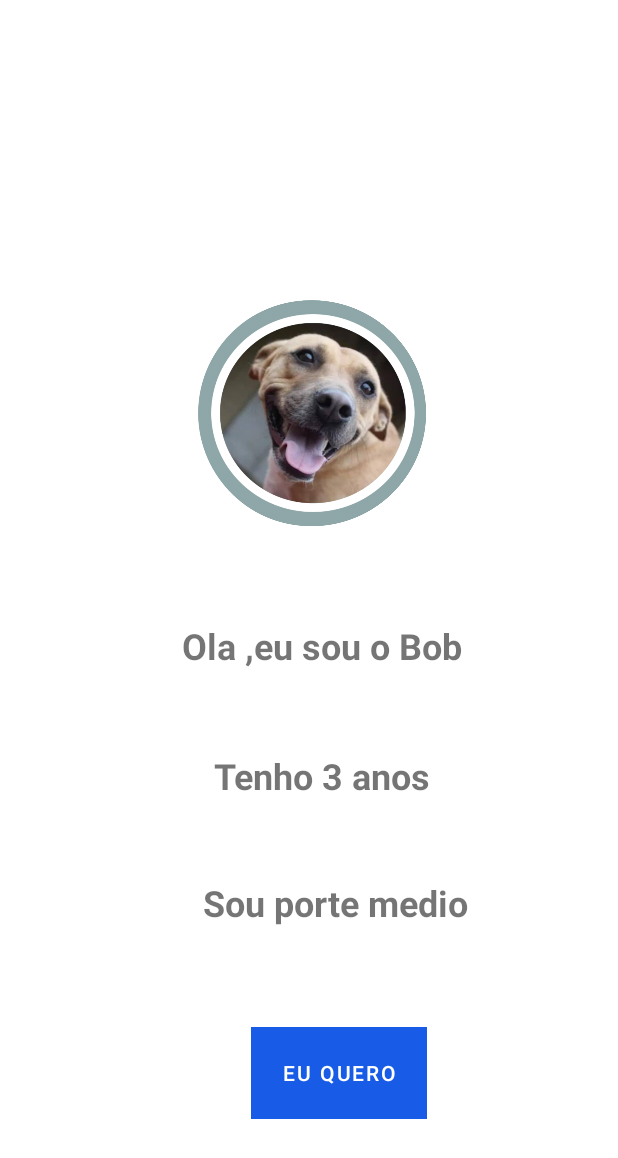
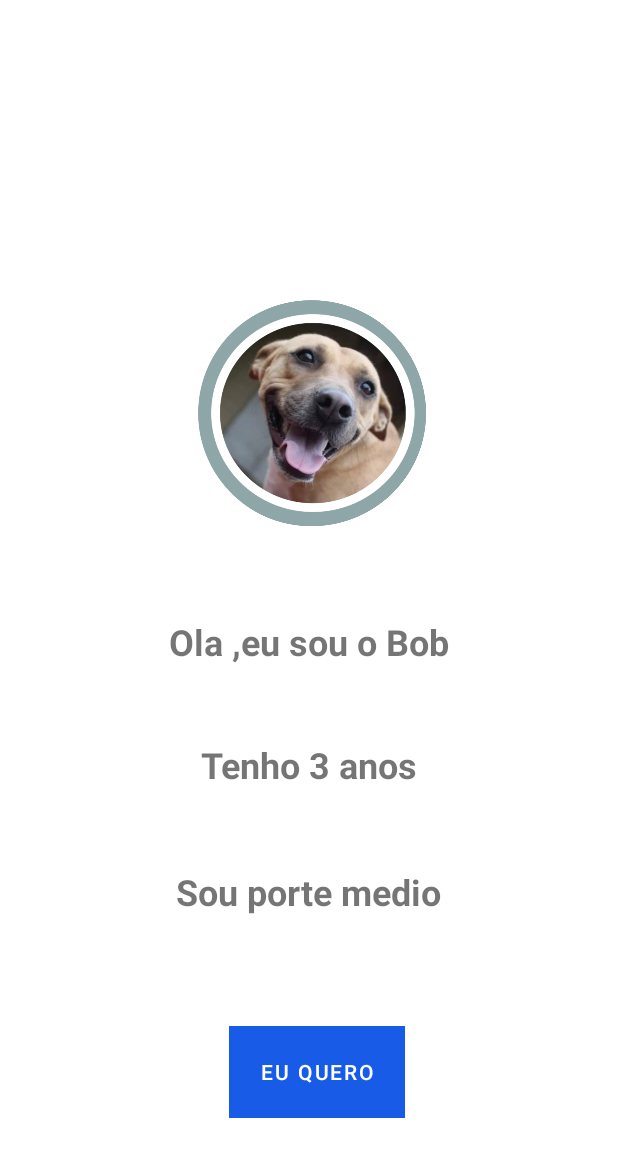
Before and after one commit to douglascas/android, an Android app: the layout activity_detail.xml on its own in the app's theme, with its tools: preview values and no code run, on a phone screen of 412 x 824 dp. Shown: the top 1158 px of the screen. Run offline under Robolectric (Android 15) with nearby library versions, the phone set to English and light mode, and no system bars.

Commit message:
Finalização das funcionalidades basicas dos Dogs

```diff
--- a/app/src/main/java/com/tinderdog/controllers/api/IDogController.java
+++ b/app/src/main/java/com/tinderdog/controllers/api/IDogController.java
@@ -4,11 +4,8 @@ import com.tinderdog.models.Dog;
 import com.tinderdog.models.usuario.Pessoa;
 import com.tinderdog.repository.exception.dog.DogNotFoundException;
 import com.tinderdog.repository.exception.dog.DogNotHaveOwnerException;
-import com.tinderdog.repository.exception.dog.InsertDogException;
 import com.tinderdog.repository.exception.dog.UpdateDogException;
-import com.tinderdog.repository.exception.pessoa.InsertPessoaException;
 import com.tinderdog.repository.exception.pessoa.PessoaNotFoundException;
-import com.tinderdog.repository.exception.pessoa.UpdatePessoaException;
 
 import java.util.List;
 import java.util.function.Consumer;
@@ -24,4 +21,6 @@ public interface IDogController {
     void insertDog(Dog dog, Runnable success, Consumer<Integer> error);
     void deleteDog(Dog dog) throws DogNotFoundException;
     void deleteDogById(int dog) throws DogNotFoundException,PessoaNotFoundException;
+
+    boolean dogExists(int id);
 }
--- a/app/src/main/java/com/tinderdog/repository/api/IDogRepository.java
+++ b/app/src/main/java/com/tinderdog/repository/api/IDogRepository.java
@@ -19,7 +19,6 @@ public interface IDogRepository {
     List<Dog> searchForAgeRange(double ageI, double ageE);
     List<Dog> searchForCity(String cityName);
     List<Dog> searchForState(String state);
-
     List<Dog> searchForOwner(int ownerId);
 
     Dog getBy (Pessoa dono);
@@ -29,4 +28,6 @@ public interface IDogRepository {
     void insert(Dog dog) throws InsertDogException, DogNotHaveOwnerException;
     void delete(Dog dog) throws DogNotFoundException;
     void deleteById(int id) throws DogNotFoundException;
+
+    boolean dogExists(int id);
 }
--- a/app/src/main/java/com/tinderdog/repository/api/ILoginReposiitory.java
+++ b/app/src/main/java/com/tinderdog/repository/api/ILoginReposiitory.java
@@ -5,5 +5,7 @@ import com.tinderdog.models.usuario.Pessoa;
 public interface ILoginReposiitory {
     boolean isLogged();
     void setLoggedUser(Pessoa pessoa);
+
+    void logout();
     Pessoa getCurrentUser();
 }
--- a/app/src/main/java/com/tinderdog/repository/impl/runtime/LoginRepository.java
+++ b/app/src/main/java/com/tinderdog/repository/impl/runtime/LoginRepository.java
@@ -17,6 +17,11 @@ public class LoginRepository implements ILoginReposiitory {
     }
 
     @Override
+    public void logout() {
+        currentUser = null;
+    }
+
+    @Override
     public Pessoa getCurrentUser() {
         return currentUser;
     }
--- a/app/src/main/res/layout/activity_detail.xml
+++ b/app/src/main/res/layout/activity_detail.xml
@@ -16,7 +16,7 @@
         android:layout_height="match_parent">
 
         <ImageView
-            android:id="@+id/imageView2"
+            android:id="@+id/dogPhoto"
             android:layout_width="208dp"
             android:layout_height="157dp"
             android:layout_marginBottom="469dp"
@@ -32,69 +32,75 @@
             app:srcCompat="@drawable/dog1" />
 
         <TextView
-            android:id="@+id/textView"
+            android:id="@+id/txtName"
             android:layout_width="wrap_content"
             android:layout_height="wrap_content"
-            android:layout_marginBottom="384dp"
-            android:layout_marginEnd="168dp"
             android:layout_marginStart="185dp"
             android:layout_marginTop="65dp"
+            android:layout_marginEnd="168dp"
+            android:layout_marginBottom="384dp"
             android:text="Ola ,eu sou o Bob"
             android:textSize="24sp"
             android:textStyle="bold"
             app:layout_constraintBottom_toBottomOf="parent"
             app:layout_constraintEnd_toEndOf="parent"
+            app:layout_constraintHorizontal_bias="0.569"
             app:layout_constraintStart_toStartOf="parent"
-            app:layout_constraintTop_toBottomOf="@+id/imageView2" />
+            app:layout_constraintTop_toBottomOf="@+id/dogPhoto"
+            app:layout_constraintVertical_bias="0.692" />
 
         <TextView
-            android:id="@+id/textView4"
+            android:id="@+id/txtAge"
             android:layout_width="wrap_content"
             android:layout_height="wrap_content"
-            android:layout_marginBottom="298dp"
-            android:layout_marginEnd="159dp"
             android:layout_marginStart="194dp"
             android:layout_marginTop="60dp"
+            android:layout_marginEnd="159dp"
+            android:layout_marginBottom="298dp"
             android:text="Tenho 3 anos"
             android:textSize="24sp"
             android:textStyle="bold"
             app:layout_constraintBottom_toBottomOf="parent"
             app:layout_constraintEnd_toEndOf="parent"
-            app:layout_constraintHorizontal_bias="0.602"
+            app:layout_constraintHorizontal_bias="0.704"
             app:layout_constraintStart_toStartOf="parent"
-            app:layout_constraintTop_toBottomOf="@+id/textView"
-            app:layout_constraintVertical_bias="0.461" />
+            app:layout_constraintTop_toBottomOf="@+id/txtName"
+            app:layout_constraintVertical_bias="1.0" />
 
         <TextView
             android:id="@+id/tvPorte"
             android:layout_width="wrap_content"
             android:layout_height="wrap_content"
-            android:layout_marginBottom="213dp"
-            android:layout_marginEnd="159dp"
             android:layout_marginStart="194dp"
             android:layout_marginTop="59dp"
+            android:layout_marginEnd="159dp"
+            android:layout_marginBottom="213dp"
             android:text="@string/detail_gait"
             android:textSize="24sp"
             android:textStyle="bold"
             app:layout_constraintBottom_toBottomOf="parent"
             app:layout_constraintEnd_toEndOf="parent"
+            app:layout_constraintHorizontal_bias="0.65"
             app:layout_constraintStart_toStartOf="parent"
-            app:layout_constraintTop_toBottomOf="@+id/textView4" />
+            app:layout_constraintTop_toBottomOf="@+id/txtAge"
+            app:layout_constraintVertical_bias="1.0" />
 
         <Button
             android:id="@+id/btnAdote"
             android:layout_width="117dp"
             android:layout_height="61dp"
-            android:layout_marginBottom="85dp"
-            android:layout_marginEnd="142dp"
             android:layout_marginStart="181dp"
             android:layout_marginTop="73dp"
+            android:layout_marginEnd="142dp"
+            android:layout_marginBottom="85dp"
             android:background="@drawable/button_adote"
             android:text="@string/detail_btn_eu_quero"
             app:layout_constraintBottom_toBottomOf="parent"
             app:layout_constraintEnd_toEndOf="parent"
+            app:layout_constraintHorizontal_bias="1.0"
             app:layout_constraintStart_toStartOf="parent"
-            app:layout_constraintTop_toBottomOf="@+id/tvPorte" />
+            app:layout_constraintTop_toBottomOf="@+id/tvPorte"
+            app:layout_constraintVertical_bias="0.0" />
     </androidx.constraintlayout.widget.ConstraintLayout>
 
 </androidx.coordinatorlayout.widget.CoordinatorLayout>
--- a/app/src/main/res/layout/activity_register_dog.xml
+++ b/app/src/main/res/layout/activity_register_dog.xml
@@ -1,6 +1,5 @@
 <?xml version="1.0" encoding="utf-8"?>
 <ScrollView xmlns:android="http://schemas.android.com/apk/res/android"
-    xmlns:app="http://schemas.android.com/apk/res-auto"
     android:layout_width="match_parent"
     android:layout_height="wrap_content"
     android:fillViewport="false">
@@ -48,7 +47,7 @@
                     android:id="@+id/txtIdade"
                     android:layout_width="match_parent"
                     android:layout_height="wrap_content"
-                    android:inputType="text"
+                    android:inputType="number"
                     android:maxLines="1" />
             </com.google.android.material.textfield.TextInputLayout>
 
```
Also changed, not shown: app/src/main/java/com/tinderdog/adapters/DogAdapter.java (+5 -15 lines), app/src/main/java/com/tinderdog/controllers/DogController.java (+8 -3 lines), app/src/main/java/com/tinderdog/controllers/Facade.java (+6 -5 lines), app/src/main/java/com/tinderdog/repository/impl/sqlite/DogRepository.java (+11 -2 lines), app/src/main/java/com/tinderdog/ui/ActionChoiceActivity.java (+12 -9 lines), app/src/main/java/com/tinderdog/ui/dogs/DogDetailActivity.java (+59 -12 lines), app/src/main/java/com/tinderdog/ui/dogs/ListarDogs.java (+15 -26 lines), app/src/main/java/com/tinderdog/ui/dogs/RegisterDogActivity.java (+9 -14 lines), app/src/main/res/layout/activity_choice.xml (+10 -3 lines), app/src/main/res/values/strings.xml (+7 -0 lines).
